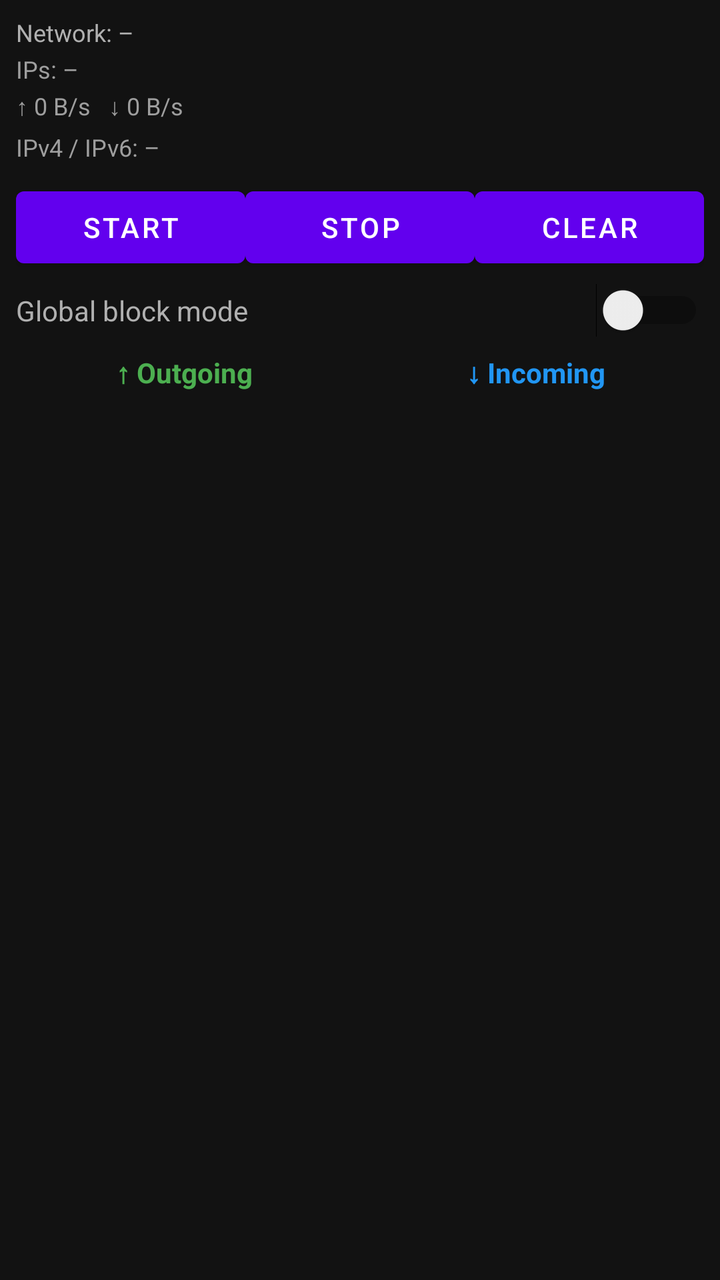
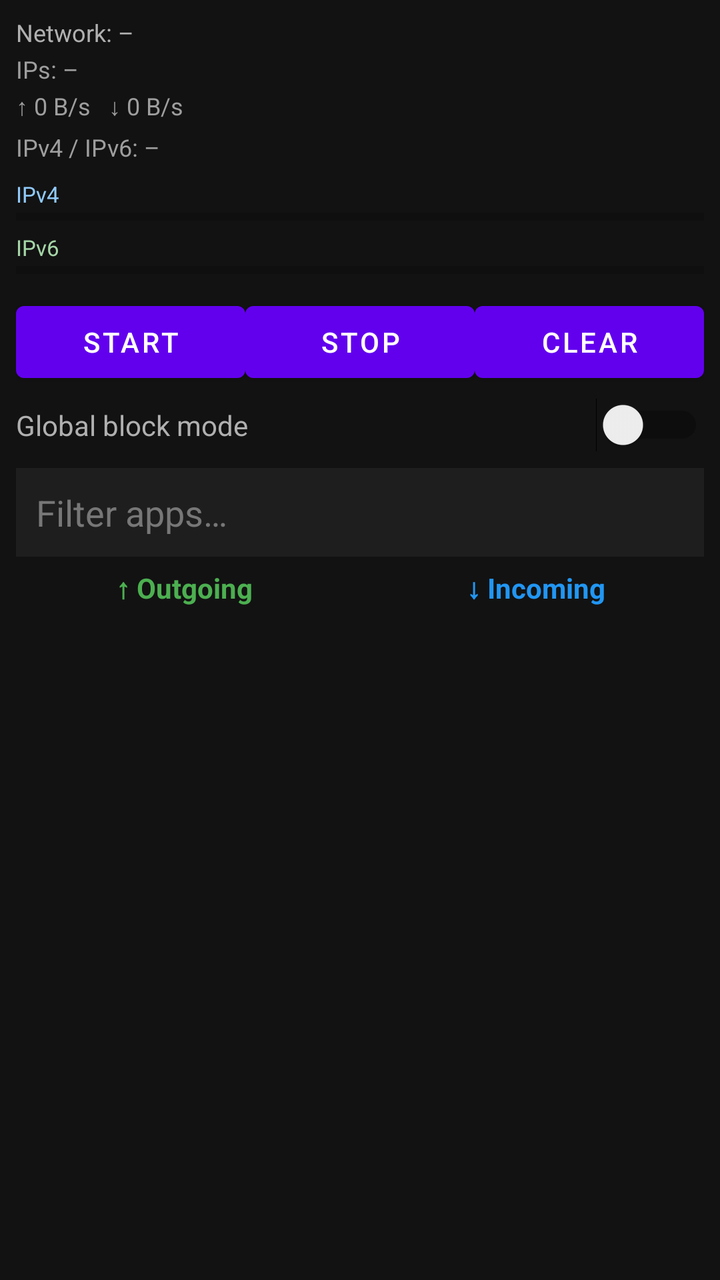

Before-and-after screenshots of an Android layout around one commit, followed by the original layout XML and the change that was made.
<!-- AndroidManifest.xml: application theme Theme.MaterialComponents.DayNight.NoActionBar -->
<!-- res/layout/fragment_monitor.xml -->
<?xml version="1.0" encoding="utf-8"?>
<LinearLayout xmlns:android="http://schemas.android.com/apk/res/android"
    android:layout_width="match_parent"
    android:layout_height="match_parent"
    android:orientation="vertical"
    android:padding="8dp"
    android:background="#121212">

    <TextView
        android:id="@+id/networkInfoText"
        android:layout_width="match_parent"
        android:layout_height="wrap_content"
        android:text="Network: –"
        android:textColor="#B0B0B0"
        android:textSize="12sp"
        android:paddingBottom="2dp" />

    <TextView
        android:id="@+id/ipAddressText"
        android:layout_width="match_parent"
        android:layout_height="wrap_content"
        android:text="IPs: –"
        android:textColor="#9E9E9E"
        android:textSize="12sp"
        android:paddingBottom="2dp" />

    <TextView
        android:id="@+id/speedText"
        android:layout_width="match_parent"
        android:layout_height="wrap_content"
        android:text="↑ 0 B/s   ↓ 0 B/s"
        android:textColor="#9E9E9E"
        android:textSize="12sp"
        android:paddingBottom="4dp" />

    <TextView
        android:id="@+id/ipStatsText"
        android:layout_width="match_parent"
        android:layout_height="wrap_content"
        android:text="IPv4 / IPv6: –"
        android:textColor="#9E9E9E"
        android:textSize="12sp"
        android:paddingBottom="8dp" />

    <LinearLayout
        android:layout_width="match_parent"
        android:layout_height="wrap_content"
        android:orientation="horizontal"
        android:gravity="center_vertical">

        <Button
            android:id="@+id/btnStart"
            android:layout_width="0dp"
            android:layout_height="wrap_content"
            android:layout_weight="1"
            android:text="Start" />

        <Button
            android:id="@+id/btnStop"
            android:layout_width="0dp"
            android:layout_height="wrap_content"
            android:layout_weight="1"
            android:text="Stop" />

        <Button
            android:id="@+id/btnClear"
            android:layout_width="0dp"
            android:layout_height="wrap_content"
            android:layout_weight="1"
            android:text="Clear" />
    </LinearLayout>

    <LinearLayout
        android:layout_width="match_parent"
        android:layout_height="wrap_content"
        android:orientation="horizontal"
        android:paddingTop="4dp"
        android:paddingBottom="8dp"
        android:gravity="center_vertical">

        <TextView
            android:layout_width="0dp"
            android:layout_height="wrap_content"
            android:layout_weight="1"
            android:text="Global block mode"
            android:textColor="#B0B0B0" />

        <Switch
            android:id="@+id/switchBlockMode"
            android:layout_width="wrap_content"
            android:layout_height="wrap_content" />
    </LinearLayout>

    <LinearLayout
        android:layout_width="match_parent"
        android:layout_height="0dp"
        android:layout_weight="1"
        android:orientation="horizontal">

        
        <LinearLayout
            android:layout_width="0dp"
            android:layout_height="match_parent"
            android:layout_weight="1"
            android:orientation="vertical"
            android:paddingEnd="4dp">

            <TextView
                android:layout_width="match_parent"
                android:layout_height="wrap_content"
                android:text="↑ Outgoing"
                android:textColor="#4CAF50"
                android:textStyle="bold"
                android:gravity="center_horizontal"
                android:textAlignment="center"
                android:paddingBottom="4dp" />

            <androidx.recyclerview.widget.RecyclerView
                android:id="@+id/recyclerOut"
                android:layout_width="match_parent"
                android:layout_height="match_parent" />
        </LinearLayout>

        
        <LinearLayout
            android:layout_width="0dp"
            android:layout_height="match_parent"
            android:layout_weight="1"
            android:orientation="vertical"
            android:paddingStart="4dp">

            <TextView
                android:layout_width="match_parent"
                android:layout_height="wrap_content"
                android:text="↓ Incoming"
                android:textColor="#2196F3"
                android:textStyle="bold"
                android:gravity="center_horizontal"
                android:textAlignment="center"
                android:paddingBottom="4dp" />

            <androidx.recyclerview.widget.RecyclerView
                android:id="@+id/recyclerIn"
                android:layout_width="match_parent"
                android:layout_height="match_parent" />
        </LinearLayout>
    </LinearLayout>
</LinearLayout>
<!-- resources referenced by this layout -->
<resources>

</resources>

<!-- the commit's change to res/layout/fragment_monitor.xml (unified diff, before → after) -->
@@ -45,6 +45,46 @@
     <LinearLayout
         android:layout_width="match_parent"
         android:layout_height="wrap_content"
+        android:orientation="vertical"
+        android:paddingBottom="8dp">
+
+        <TextView
+            android:layout_width="match_parent"
+            android:layout_height="wrap_content"
+            android:text="IPv4"
+            android:textColor="#90CAF9"
+            android:textSize="11sp" />
+
+        <ProgressBar
+            android:id="@+id/barIpv4"
+            style="?android:attr/progressBarStyleHorizontal"
+            android:layout_width="match_parent"
+            android:layout_height="8dp"
+            android:max="100"
+            android:progress="0"
+            android:progressTint="#2196F3" />
+
+        <TextView
+            android:layout_width="match_parent"
+            android:layout_height="wrap_content"
+            android:text="IPv6"
+            android:textColor="#A5D6A7"
+            android:textSize="11sp"
+            android:paddingTop="4dp" />
+
+        <ProgressBar
+            android:id="@+id/barIpv6"
+            style="?android:attr/progressBarStyleHorizontal"
+            android:layout_width="match_parent"
+            android:layout_height="8dp"
+            android:max="100"
+            android:progress="0"
+            android:progressTint="#4CAF50" />
+    </LinearLayout>
+
+    <LinearLayout
+        android:layout_width="match_parent"
+        android:layout_height="wrap_content"
         android:orientation="horizontal"
         android:gravity="center_vertical">
 
@@ -90,6 +130,19 @@
             android:layout_width="wrap_content"
             android:layout_height="wrap_content" />
     </LinearLayout>
+
+    <EditText
+        android:id="@+id/appSearch"
+        android:layout_width="match_parent"
+        android:layout_height="wrap_content"
+        android:hint="Filter apps…"
+        android:inputType="text"
+        android:maxLines="1"
+        android:textColor="#FFFFFF"
+        android:textColorHint="#777777"
+        android:background="#1E1E1E"
+        android:padding="10dp"
+        android:layout_marginBottom="6dp" />
 
     <LinearLayout
         android:layout_width="match_parent"
